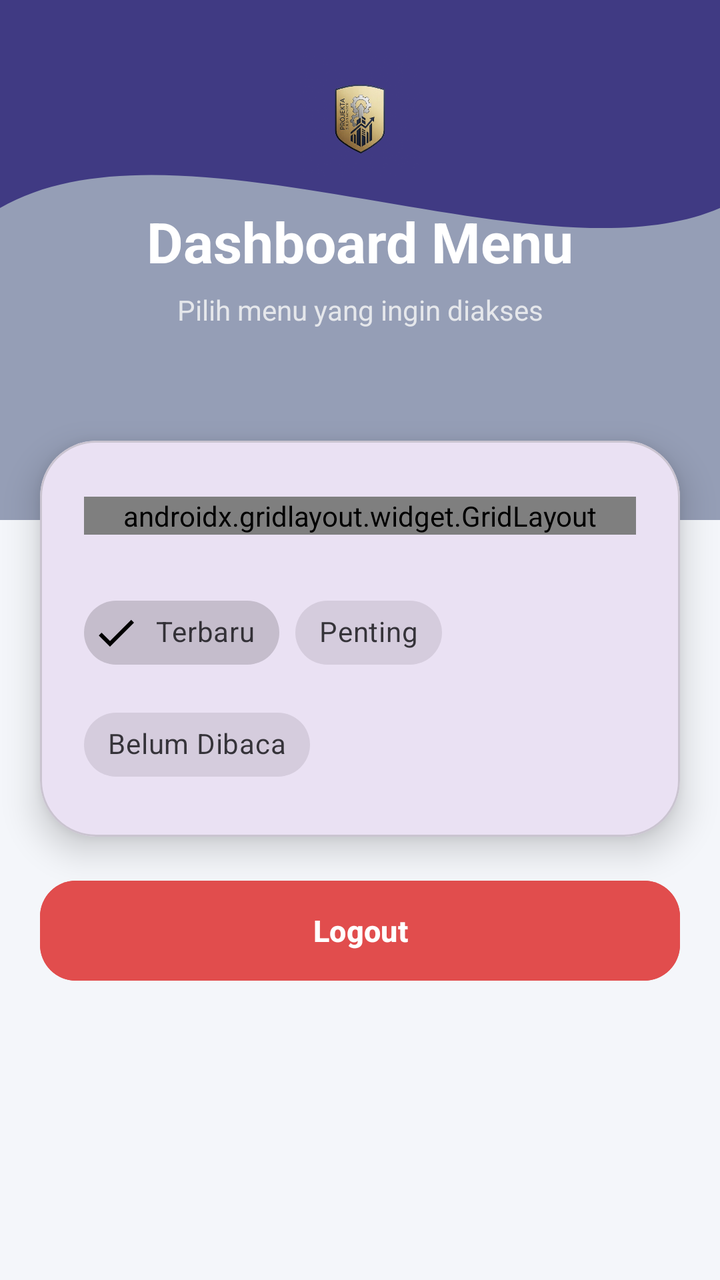
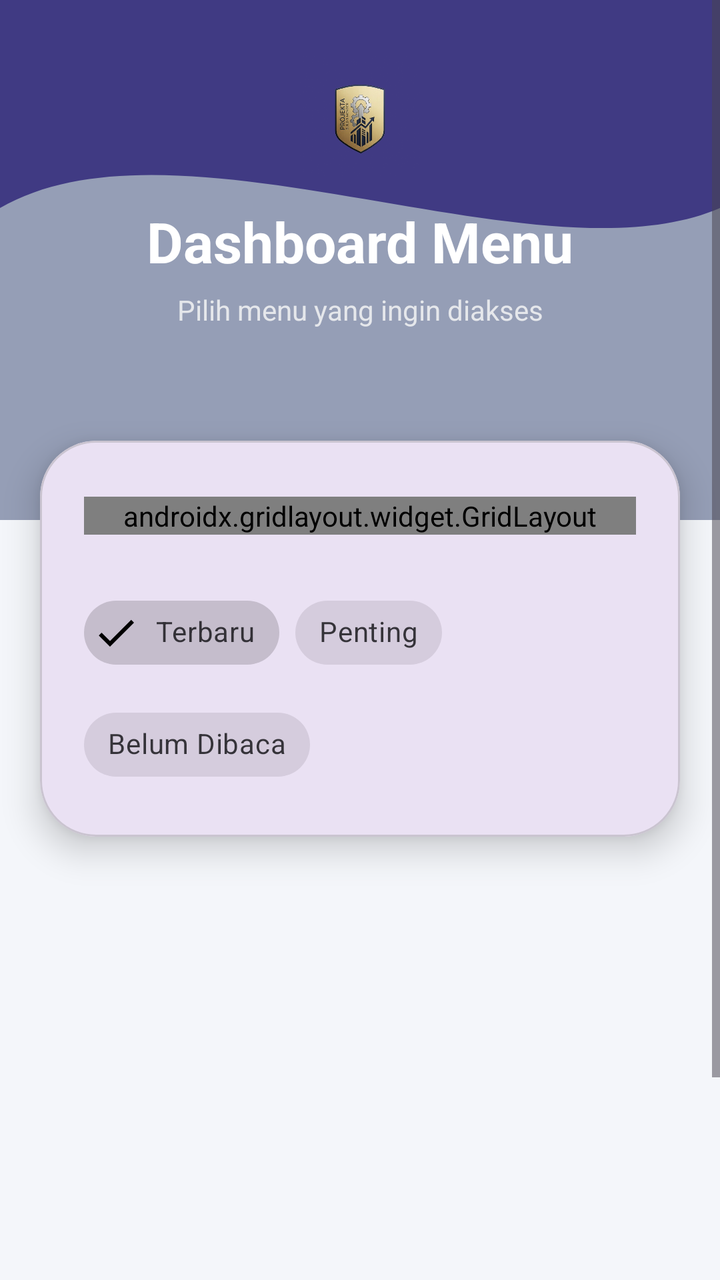

Compare the two renders of this Android layout. The source of the first and the diff that turns it into the second are given below.
<!-- AndroidManifest.xml: application theme Theme.Ranialngshot -->
<!-- res/layout/fragment_home.xml -->
<?xml version="1.0" encoding="utf-8"?>
<ScrollView
    xmlns:android="http://schemas.android.com/apk/res/android"
    xmlns:app="http://schemas.android.com/apk/res-auto"
    xmlns:tools="http://schemas.android.com/tools"
    android:layout_width="match_parent"
    android:layout_height="match_parent"
    android:fillViewport="true"
    android:background="#F4F6FA"
    tools:context=".home.HomeFragment">

    <androidx.constraintlayout.widget.ConstraintLayout
        android:layout_width="match_parent"
        android:layout_height="wrap_content">

        
        <ImageView
            android:id="@+id/background_header"
            android:layout_width="0dp"
            android:layout_height="260dp"
            android:scaleType="fitXY"
            android:src="@drawable/bg_header_wave"
            app:layout_constraintTop_toTopOf="parent"
            app:layout_constraintStart_toStartOf="parent"
            app:layout_constraintEnd_toEndOf="parent"/>

        
        <View
            android:layout_width="0dp"
            android:layout_height="260dp"
            android:background="#66071952"
            app:layout_constraintTop_toTopOf="parent"
            app:layout_constraintStart_toStartOf="parent"
            app:layout_constraintEnd_toEndOf="parent"/>

        
        <ImageView
            android:id="@+id/imgLogo"
            android:layout_width="60dp"
            android:layout_height="60dp"
            android:layout_marginTop="28dp"
            android:src="@drawable/ic_bina_desa"
            android:scaleType="fitCenter"
            app:layout_constraintTop_toTopOf="parent"
            app:layout_constraintStart_toStartOf="parent"
            app:layout_constraintEnd_toEndOf="parent"/>

        
        <TextView
            android:id="@+id/tvHeader"
            android:layout_width="wrap_content"
            android:layout_height="wrap_content"
            android:layout_marginTop="14dp"
            android:text="Dashboard Menu"
            android:textColor="@android:color/white"
            android:textSize="28sp"
            android:textStyle="bold"
            app:layout_constraintTop_toBottomOf="@id/imgLogo"
            app:layout_constraintStart_toStartOf="parent"
            app:layout_constraintEnd_toEndOf="parent"/>

        
        <TextView
            android:id="@+id/tvSubHeader"
            android:layout_width="wrap_content"
            android:layout_height="wrap_content"
            android:layout_marginTop="6dp"
            android:text="Pilih menu yang ingin diakses"
            android:textColor="#E5E7EB"
            android:textSize="14sp"
            app:layout_constraintTop_toBottomOf="@id/tvHeader"
            app:layout_constraintStart_toStartOf="parent"
            app:layout_constraintEnd_toEndOf="parent"/>

        
        <com.google.android.material.card.MaterialCardView
            android:id="@+id/menuCard"
            android:layout_width="0dp"
            android:layout_height="wrap_content"
            android:layout_marginStart="20dp"
            android:layout_marginTop="-40dp"
            android:layout_marginEnd="20dp"
            app:cardCornerRadius="28dp"
            app:cardElevation="10dp"
            app:layout_constraintTop_toBottomOf="@id/background_header"
            app:layout_constraintStart_toStartOf="parent"
            app:layout_constraintEnd_toEndOf="parent">

            <LinearLayout
                android:id="@+id/menuContainer"
                android:layout_width="match_parent"
                android:layout_height="wrap_content"
                android:orientation="vertical"
                android:padding="22dp">

                
                <androidx.gridlayout.widget.GridLayout
                    android:layout_width="match_parent"
                    android:layout_height="wrap_content"
                    android:layout_marginTop="6dp"
                    app:columnCount="2"
                    app:useDefaultMargins="true">

                    
                    <com.google.android.material.button.MaterialButton
                        android:id="@+id/btnToSec"
                        android:layout_width="0dp"
                        android:layout_height="90dp"
                        android:backgroundTint="#FF8A3D"
                        android:text="Pertemuan 2"
                        android:textAllCaps="false"
                        android:textColor="@android:color/white"
                        android:textSize="14sp"
                        android:textStyle="bold"
                        app:cornerRadius="22dp"
                        app:icon="@drawable/ic_home"
                        app:iconGravity="top"
                        app:iconPadding="10dp"
                        app:iconTint="@android:color/white"
                        app:layout_columnWeight="1"
                        app:layout_gravity="fill_horizontal"/>

                    
                    <com.google.android.material.button.MaterialButton
                        android:id="@+id/btnToFourth"
                        android:layout_width="0dp"
                        android:layout_height="90dp"
                        android:backgroundTint="#1B3C73"
                        android:text="Pertemuan 4"
                        android:textAllCaps="false"
                        android:textColor="@android:color/white"
                        android:textSize="14sp"
                        android:textStyle="bold"
                        app:cornerRadius="22dp"
                        app:icon="@drawable/ic_home"
                        app:iconGravity="top"
                        app:iconPadding="10dp"
                        app:iconTint="@android:color/white"
                        app:layout_columnWeight="1"
                        app:layout_gravity="fill_horizontal"/>

                    
                    <com.google.android.material.button.MaterialButton
                        android:id="@+id/btnToSeventh"
                        android:layout_width="0dp"
                        android:layout_height="90dp"
                        android:backgroundTint="#3A6EA5"
                        android:text="Pertemuan 7"
                        android:textAllCaps="false"
                        android:textColor="@android:color/white"
                        android:textSize="14sp"
                        android:textStyle="bold"
                        app:cornerRadius="22dp"
                        app:icon="@drawable/ic_home"
                        app:iconGravity="top"
                        app:iconPadding="10dp"
                        app:iconTint="@android:color/white"
                        app:layout_columnWeight="1"
                        app:layout_gravity="fill_horizontal"/>

                    
                    <com.google.android.material.button.MaterialButton
                        android:id="@+id/btnMain"
                        android:layout_width="0dp"
                        android:layout_height="90dp"
                        android:backgroundTint="#EEF2FF"
                        android:text="Main Activity"
                        android:textAllCaps="false"
                        android:textColor="#1B3C73"
                        android:textSize="14sp"
                        android:textStyle="bold"
                        app:cornerRadius="22dp"
                        app:icon="@drawable/ic_home"
                        app:iconGravity="top"
                        app:iconPadding="10dp"
                        app:iconTint="#1B3C73"
                        app:layout_columnWeight="1"
                        app:layout_gravity="fill_horizontal"
                        app:strokeColor="#1B3C73"
                        app:strokeWidth="1.5dp"/>

                    
                    <com.google.android.material.button.MaterialButton
                        android:id="@+id/btnTenth"
                        android:layout_width="0dp"
                        android:layout_height="90dp"
                        android:backgroundTint="#DDE290"
                        android:text="Pertemuan 10"
                        android:textAllCaps="false"
                        android:textColor="#1B3C73"
                        android:textSize="14sp"
                        android:textStyle="bold"
                        app:cornerRadius="22dp"
                        app:icon="@drawable/ic_home"
                        app:iconGravity="top"
                        app:iconPadding="10dp"
                        app:iconTint="#1B3C73"
                        app:layout_columnWeight="1"
                        app:layout_gravity="fill_horizontal"
                        app:strokeColor="#DDE290"
                        app:strokeWidth="1.5dp"/>

                </androidx.gridlayout.widget.GridLayout>

                
                <com.google.android.material.chip.ChipGroup
                    android:id="@+id/chipGroupFilter"
                    android:layout_width="wrap_content"
                    android:layout_height="wrap_content"
                    android:layout_marginTop="25dp"
                    app:singleSelection="true">

                    <com.google.android.material.chip.Chip
                        android:id="@+id/chipTerbaru"
                        style="@style/Widget.MaterialComponents.Chip.Filter"
                        android:layout_width="wrap_content"
                        android:layout_height="wrap_content"
                        android:checked="true"
                        android:text="Terbaru" />

                    <com.google.android.material.chip.Chip
                        android:id="@+id/chipPenting"
                        style="@style/Widget.MaterialComponents.Chip.Filter"
                        android:layout_width="wrap_content"
                        android:layout_height="wrap_content"
                        android:text="Penting" />

                    <com.google.android.material.chip.Chip
                        android:id="@+id/chipBelumDibaca"
                        style="@style/Widget.MaterialComponents.Chip.Filter"
                        android:layout_width="wrap_content"
                        android:layout_height="wrap_content"
                        android:text="Belum Dibaca" />

                </com.google.android.material.chip.ChipGroup>

            </LinearLayout>

        </com.google.android.material.card.MaterialCardView>

        
        <com.google.android.material.button.MaterialButton
            android:id="@+id/btnLogout"
            android:layout_width="0dp"
            android:layout_height="58dp"
            android:layout_marginStart="20dp"
            android:layout_marginTop="18dp"
            android:layout_marginEnd="20dp"
            android:layout_marginBottom="28dp"
            android:backgroundTint="#E14D4D"
            android:text="Logout"
            android:textAllCaps="false"
            android:textColor="@android:color/white"
            android:textSize="15sp"
            android:textStyle="bold"
            app:cornerRadius="18dp"
            app:layout_constraintTop_toBottomOf="@id/menuCard"
            app:layout_constraintStart_toStartOf="parent"
            app:layout_constraintEnd_toEndOf="parent"/>

    </androidx.constraintlayout.widget.ConstraintLayout>

</ScrollView>
<!-- resources referenced by this layout -->
<resources>
  <!-- drawable bg_header_wave (drawable) -->
  <?xml version="1.0" encoding="utf-8"?>
  <vector xmlns:android="http://schemas.android.com/apk/res/android"
      android:width="100dp"
      android:height="100dp"
      android:viewportWidth="100"
      android:viewportHeight="100">
  
      
      <path
          android:fillColor="?attr/colorPrimary"
          android:pathData="
              M0,0
              L100,0
              L100,40
              C 75,55
                25,20
                0,40
              Z" />
  </vector>
  <!-- drawable ic_bina_desa: png bitmap (drawable, 175248 bytes) -->
  <!-- drawable ic_home (drawable) -->
  <vector xmlns:android="http://schemas.android.com/apk/res/android" android:height="24dp" android:tint="#000000" android:viewportHeight="960" android:viewportWidth="960" android:width="24dp">
        
      <path android:fillColor="@android:color/white" android:pathData="M240,760L360,760L360,520L600,520L600,760L720,760L720,400L480,220L240,400L240,760ZM160,840L160,360L480,120L800,360L800,840L520,840L520,600L440,600L440,840L160,840ZM480,490L480,490L480,490L480,490L480,490L480,490L480,490L480,490L480,490Z"/>
      
  </vector>
  <style name="Theme.Ranialngshot" parent="Base.Theme.Ranialngshot" />
  <style name="Base.Theme.Ranialngshot" parent="Theme.Material3.DayNight.NoActionBar">
          
          
      </style>
</resources>

<!-- the commit's change to res/layout/fragment_home.xml (unified diff, before → after) -->
@@ -237,6 +237,19 @@
             </LinearLayout>
 
         </com.google.android.material.card.MaterialCardView>
+
+        
+        <androidx.recyclerview.widget.RecyclerView
+            android:id="@+id/rvGallery"
+            android:layout_width="0dp"
+            android:layout_height="250dp"
+            android:layout_marginStart="16dp"
+            android:layout_marginTop="16dp"
+            android:layout_marginEnd="16dp"
+            android:padding="8dp"
+            app:layout_constraintTop_toBottomOf="@id/menuCard"
+            app:layout_constraintStart_toStartOf="parent"
+            app:layout_constraintEnd_toEndOf="parent" />
 
         
         <com.google.android.material.button.MaterialButton
@@ -254,9 +267,9 @@
             android:textSize="15sp"
             android:textStyle="bold"
             app:cornerRadius="18dp"
-            app:layout_constraintTop_toBottomOf="@id/menuCard"
-            app:layout_constraintStart_toStartOf="parent"
-            app:layout_constraintEnd_toEndOf="parent"/>
+            app:layout_constraintTop_toBottomOf="@id/rvGallery"
+            app:layout_constraintStart_toStartOf="parent"
+            app:layout_constraintEnd_toEndOf="parent" />
 
     </androidx.constraintlayout.widget.ConstraintLayout>
 
